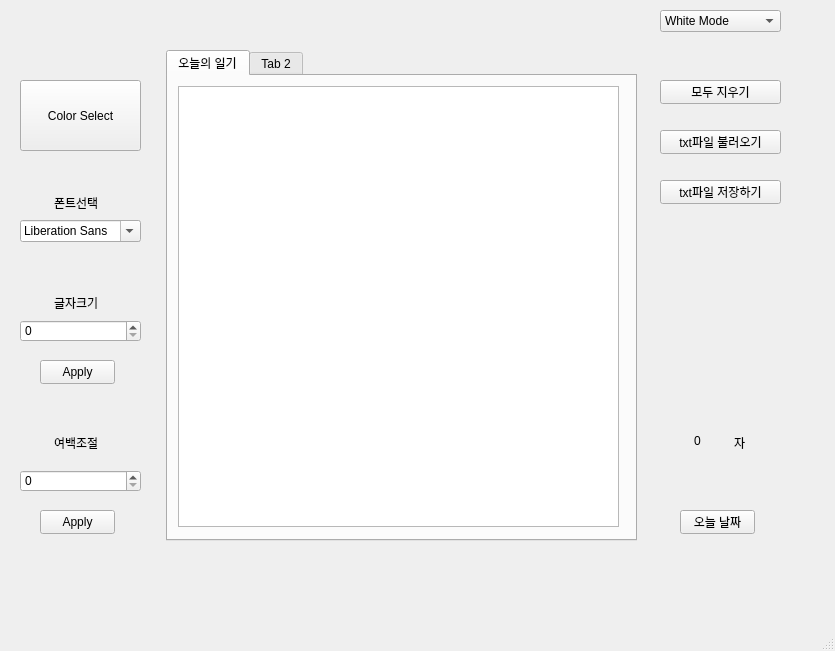
Old version of the form MyDiary/mainwindow.ui in the repository jeong-ah313/C-_study.
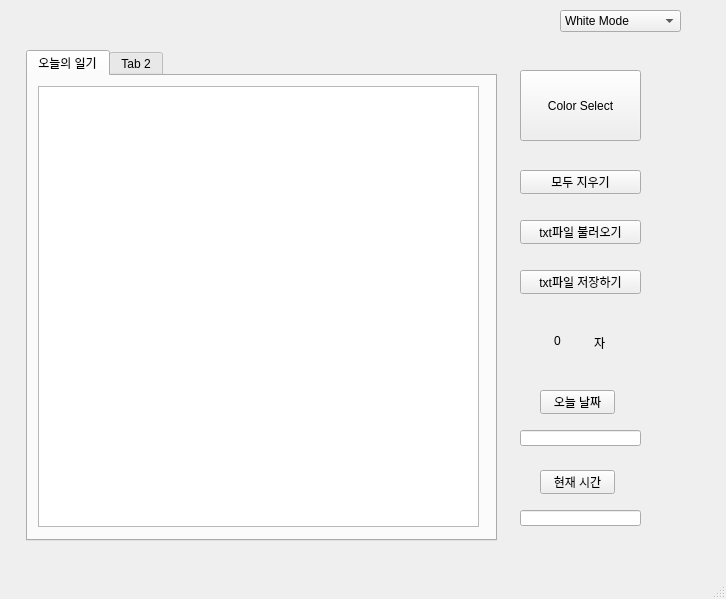
New version of the form.

```diff
--- a/MyDiary/mainwindow.ui
+++ b/MyDiary/mainwindow.ui
@@ -6,8 +6,8 @@
    <rect>
     <x>0</x>
     <y>0</y>
-    <width>835</width>
-    <height>651</height>
+    <width>726</width>
+    <height>599</height>
    </rect>
   </property>
   <property name="windowTitle">
@@ -17,7 +17,7 @@
    <widget class="QTabWidget" name="tabWidget">
     <property name="geometry">
      <rect>
-      <x>166</x>
+      <x>26</x>
       <y>50</y>
       <width>471</width>
       <height>491</height>
@@ -98,30 +98,10 @@
      </widget>
     </widget>
    </widget>
-   <widget class="QSpinBox" name="LetterSize">
-    <property name="geometry">
-     <rect>
-      <x>20</x>
-      <y>320</y>
-      <width>121</width>
-      <height>22</height>
-     </rect>
-    </property>
-   </widget>
-   <widget class="QFontComboBox" name="fontComboBox">
-    <property name="geometry">
-     <rect>
-      <x>20</x>
-      <y>220</y>
-      <width>121</width>
-      <height>22</height>
-     </rect>
-    </property>
-   </widget>
    <widget class="QComboBox" name="comboBox_3">
     <property name="geometry">
      <rect>
-      <x>660</x>
+      <x>560</x>
       <y>10</y>
       <width>121</width>
       <height>22</height>
@@ -141,8 +121,8 @@
    <widget class="QPushButton" name="pushButton">
     <property name="geometry">
      <rect>
-      <x>660</x>
-      <y>80</y>
+      <x>520</x>
+      <y>170</y>
       <width>121</width>
       <height>24</height>
      </rect>
@@ -154,8 +134,8 @@
    <widget class="QPushButton" name="pushButton_2">
     <property name="geometry">
      <rect>
-      <x>660</x>
-      <y>130</y>
+      <x>520</x>
+      <y>220</y>
       <width>121</width>
       <height>24</height>
      </rect>
@@ -167,8 +147,8 @@
    <widget class="QPushButton" name="pushButton_3">
     <property name="geometry">
      <rect>
-      <x>660</x>
-      <y>180</y>
+      <x>520</x>
+      <y>270</y>
       <width>121</width>
       <height>24</height>
      </rect>
@@ -180,8 +160,8 @@
    <widget class="QPushButton" name="pushButton_4">
     <property name="geometry">
      <rect>
-      <x>680</x>
-      <y>510</y>
+      <x>540</x>
+      <y>390</y>
       <width>75</width>
       <height>24</height>
      </rect>
@@ -193,8 +173,8 @@
    <widget class="QPlainTextEdit" name="plainTextEdit">
     <property name="geometry">
      <rect>
-      <x>730</x>
-      <y>430</y>
+      <x>590</x>
+      <y>330</y>
       <width>41</width>
       <height>41</height>
      </rect>
@@ -213,8 +193,8 @@
    <widget class="QPlainTextEdit" name="plainTextEdit_2">
     <property name="geometry">
      <rect>
-      <x>690</x>
-      <y>430</y>
+      <x>550</x>
+      <y>330</y>
       <width>41</width>
       <height>41</height>
      </rect>
@@ -227,107 +207,11 @@
      <string>0</string>
     </property>
    </widget>
-   <widget class="QPushButton" name="pushButton_5">
-    <property name="geometry">
-     <rect>
-      <x>40</x>
-      <y>360</y>
-      <width>75</width>
-      <height>24</height>
-     </rect>
-    </property>
-    <property name="text">
-     <string>Apply</string>
-    </property>
-   </widget>
-   <widget class="QSpinBox" name="LetterSize_2">
-    <property name="geometry">
-     <rect>
-      <x>20</x>
-      <y>470</y>
-      <width>121</width>
-      <height>22</height>
-     </rect>
-    </property>
-   </widget>
-   <widget class="QPushButton" name="pushButton_6">
-    <property name="geometry">
-     <rect>
-      <x>40</x>
-      <y>510</y>
-      <width>75</width>
-      <height>24</height>
-     </rect>
-    </property>
-    <property name="text">
-     <string>Apply</string>
-    </property>
-   </widget>
-   <widget class="QPlainTextEdit" name="plainTextEdit_3">
-    <property name="geometry">
-     <rect>
-      <x>50</x>
-      <y>190</y>
-      <width>61</width>
-      <height>31</height>
-     </rect>
-    </property>
-    <property name="styleSheet">
-     <string notr="true">border: none;
-background-color:transparent;</string>
-    </property>
-    <property name="readOnly">
-     <bool>true</bool>
-    </property>
-    <property name="plainText">
-     <string>폰트선택</string>
-    </property>
-   </widget>
-   <widget class="QPlainTextEdit" name="plainTextEdit_4">
-    <property name="geometry">
-     <rect>
-      <x>50</x>
-      <y>290</y>
-      <width>61</width>
-      <height>31</height>
-     </rect>
-    </property>
-    <property name="styleSheet">
-     <string notr="true">border: none;
-background-color:transparent;</string>
-    </property>
-    <property name="readOnly">
-     <bool>true</bool>
-    </property>
-    <property name="plainText">
-     <string>글자크기</string>
-    </property>
-   </widget>
-   <widget class="QPlainTextEdit" name="plainTextEdit_5">
-    <property name="geometry">
-     <rect>
-      <x>50</x>
-      <y>430</y>
-      <width>61</width>
-      <height>31</height>
-     </rect>
-    </property>
-    <property name="styleSheet">
-     <string notr="true">border: none;
-background-color:transparent;</string>
-    </property>
-    <property name="readOnly">
-     <bool>true</bool>
-    </property>
-    <property name="plainText">
-     <string>여백조절</string>
-    </property>
-   </widget>
    <widget class="QPushButton" name="pushButton_7">
     <property name="geometry">
      <rect>
-      <x>20</x>
-      <y>80</y>
+      <x>520</x>
+      <y>70</y>
       <width>121</width>
       <height>71</height>
      </rect>
@@ -336,6 +220,39 @@
      <string>Color Select</string>
     </property>
    </widget>
+   <widget class="QLineEdit" name="lineEdit">
+    <property name="geometry">
+     <rect>
+      <x>520</x>
+      <y>430</y>
+      <width>121</width>
+      <height>16</height>
+     </rect>
+    </property>
+   </widget>
+   <widget class="QPushButton" name="pushButton_8">
+    <property name="geometry">
+     <rect>
+      <x>540</x>
+      <y>470</y>
+      <width>75</width>
+      <height>24</height>
+     </rect>
+    </property>
+    <property name="text">
+     <string>현재 시간</string>
+    </property>
+   </widget>
+   <widget class="QLineEdit" name="lineEdit_2">
+    <property name="geometry">
+     <rect>
+      <x>520</x>
+      <y>510</y>
+      <width>121</width>
+      <height>16</height>
+     </rect>
+    </property>
+   </widget>
   </widget>
   <widget class="QMenuBar" name="menubar">
    <property name="geometry">
```
Left out of the diff: 2 changed lines with no effect on the pictures.
